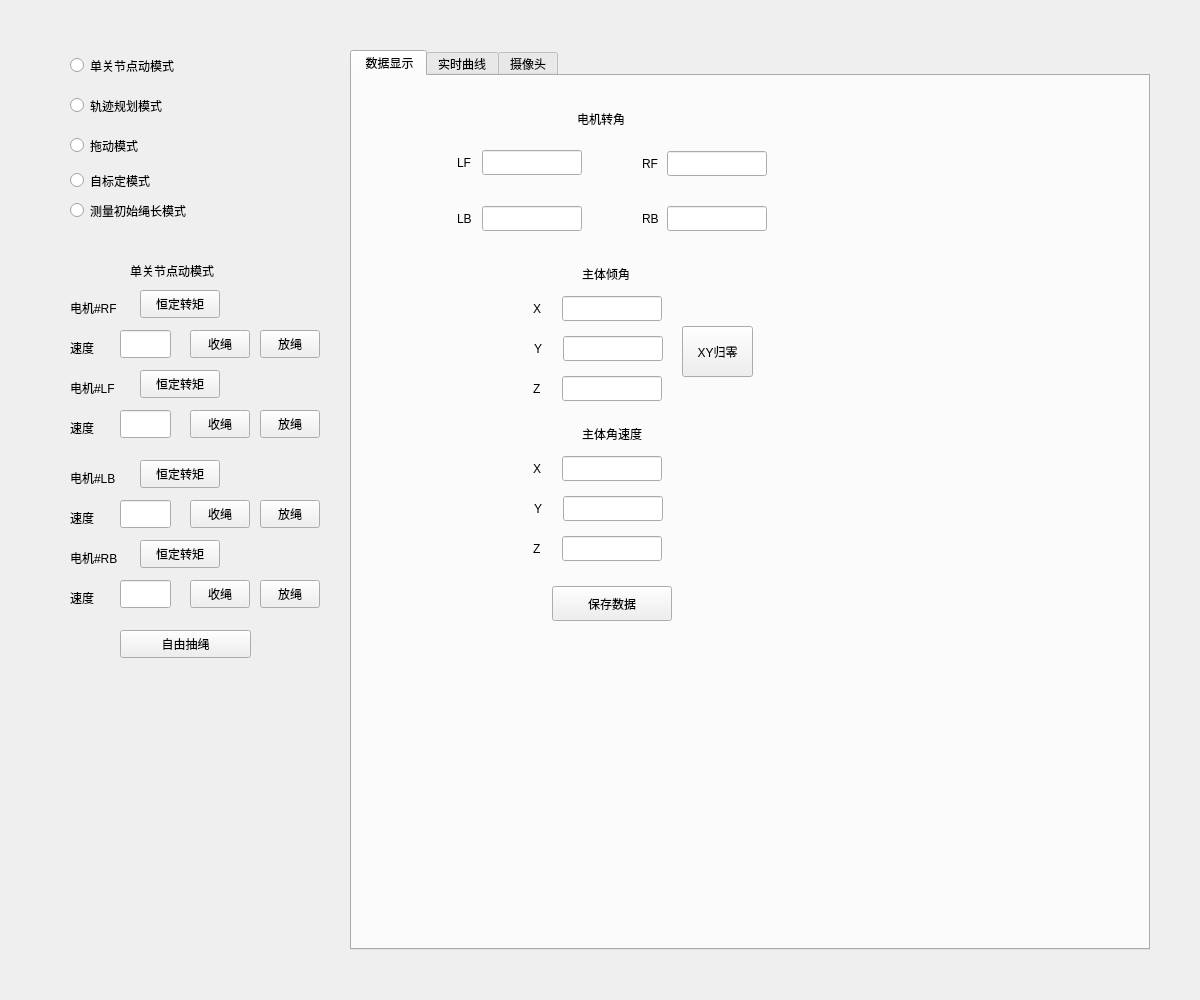
Old version of the form mainUI.ui in the repository WWuuGGi/cd1025.
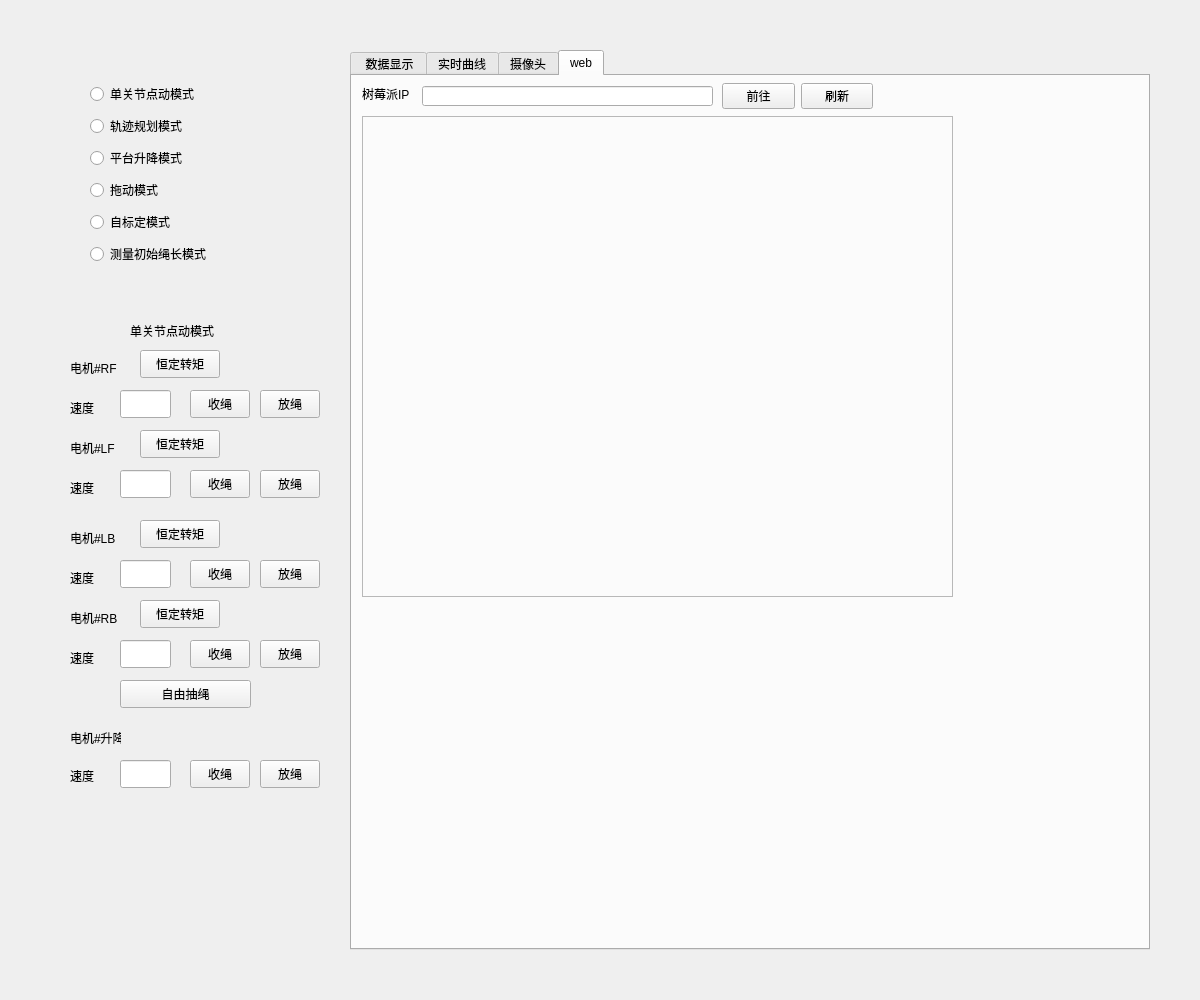
New version of the form. The open tabs and pages were chosen to show the change. Custom widgets are drawn as their Qt base class.

Diff of the .ui file:
```diff
--- a/mainUI.ui
+++ b/mainUI.ui
@@ -113,52 +113,13 @@
     </widget>
    </widget>
    <widget class="QWidget" name="mainPage">
-    <widget class="QRadioButton" name="SModeBtn">
-     <property name="geometry">
-      <rect>
-       <x>70</x>
-       <y>40</y>
-       <width>141</width>
-       <height>31</height>
-      </rect>
-     </property>
-     <property name="text">
-      <string>单关节点动模式</string>
-     </property>
-    </widget>
-    <widget class="QRadioButton" name="TModeBtn">
-     <property name="geometry">
-      <rect>
-       <x>70</x>
-       <y>80</y>
-       <width>141</width>
-       <height>31</height>
-      </rect>
-     </property>
-     <property name="text">
-      <string>轨迹规划模式</string>
-     </property>
-    </widget>
-    <widget class="QRadioButton" name="DragModeBtn">
-     <property name="geometry">
-      <rect>
-       <x>70</x>
-       <y>120</y>
-       <width>141</width>
-       <height>31</height>
-      </rect>
-     </property>
-     <property name="text">
-      <string>拖动模式</string>
-     </property>
-    </widget>
     <widget class="QStackedWidget" name="modeStackedWidget">
      <property name="geometry">
       <rect>
        <x>50</x>
-       <y>230</y>
+       <y>290</y>
        <width>291</width>
-       <height>461</height>
+       <height>561</height>
       </rect>
      </property>
      <property name="currentIndex">
@@ -783,7 +744,7 @@
        <property name="geometry">
         <rect>
          <x>70</x>
-         <y>390</y>
+         <y>380</y>
          <width>131</width>
          <height>28</height>
         </rect>
@@ -844,6 +805,68 @@
         <string>恒定转矩</string>
        </property>
       </widget>
+      <widget class="QLabel" name="label_30">
+       <property name="geometry">
+        <rect>
+         <x>20</x>
+         <y>430</y>
+         <width>51</width>
+         <height>16</height>
+        </rect>
+       </property>
+       <property name="text">
+        <string>电机#升降</string>
+       </property>
+      </widget>
+      <widget class="QLabel" name="label_31">
+       <property name="geometry">
+        <rect>
+         <x>20</x>
+         <y>470</y>
+         <width>40</width>
+         <height>12</height>
+        </rect>
+       </property>
+       <property name="text">
+        <string>速度</string>
+       </property>
+      </widget>
+      <widget class="QLineEdit" name="speedEdit_LIFT">
+       <property name="geometry">
+        <rect>
+         <x>70</x>
+         <y>460</y>
+         <width>51</width>
+         <height>28</height>
+        </rect>
+       </property>
+      </widget>
+      <widget class="QPushButton" name="tightRopeBtn_LIFT">
+       <property name="geometry">
+        <rect>
+         <x>140</x>
+         <y>460</y>
+         <width>60</width>
+         <height>28</height>
+        </rect>
+       </property>
+       <property name="text">
+        <string>收绳</string>
+       </property>
+      </widget>
+      <widget class="QPushButton" name="looseRopeBtn_LIFT">
+       <property name="geometry">
+        <rect>
+         <x>210</x>
+         <y>460</y>
+         <width>60</width>
+         <height>28</height>
+        </rect>
+       </property>
+       <property name="text">
+        <string>放绳</string>
+       </property>
+      </widget>
      </widget>
      <widget class="QWidget" name="TModePage">
       <widget class="QLabel" name="label_12">
@@ -1296,7 +1319,7 @@
       </rect>
      </property>
      <property name="currentIndex">
-      <number>0</number>
+      <number>3</number>
      </property>
      <widget class="QWidget" name="dataPage">
       <attribute name="title">
@@ -1306,7 +1329,7 @@
        <property name="geometry">
         <rect>
          <x>230</x>
-         <y>190</y>
+         <y>250</y>
          <width>72</width>
          <height>15</height>
         </rect>
@@ -1319,7 +1342,7 @@
        <property name="geometry">
         <rect>
          <x>211</x>
-         <y>420</y>
+         <y>480</y>
          <width>100</width>
          <height>25</height>
         </rect>
@@ -1329,7 +1352,7 @@
        <property name="geometry">
         <rect>
          <x>181</x>
-         <y>465</y>
+         <y>525</y>
          <width>21</width>
          <height>16</height>
         </rect>
@@ -1342,7 +1365,7 @@
        <property name="geometry">
         <rect>
          <x>210</x>
-         <y>300</y>
+         <y>360</y>
          <width>100</width>
          <height>25</height>
         </rect>
@@ -1372,7 +1395,7 @@
        <property name="geometry">
         <rect>
          <x>182</x>
-         <y>425</y>
+         <y>485</y>
          <width>21</width>
          <height>16</height>
         </rect>
@@ -1385,7 +1408,7 @@
        <property name="geometry">
         <rect>
          <x>181</x>
-         <y>385</y>
+         <y>445</y>
          <width>21</width>
          <height>16</height>
         </rect>
@@ -1411,7 +1434,7 @@
        <property name="geometry">
         <rect>
          <x>211</x>
-         <y>260</y>
+         <y>320</y>
          <width>100</width>
          <height>25</height>
         </rect>
@@ -1421,7 +1444,7 @@
        <property name="geometry">
         <rect>
          <x>210</x>
-         <y>460</y>
+         <y>520</y>
          <width>100</width>
          <height>25</height>
         </rect>
@@ -1431,7 +1454,7 @@
        <property name="geometry">
         <rect>
          <x>230</x>
-         <y>350</y>
+         <y>410</y>
          <width>72</width>
          <height>15</height>
         </rect>
@@ -1444,7 +1467,7 @@
        <property name="geometry">
         <rect>
          <x>210</x>
-         <y>220</y>
+         <y>280</y>
          <width>100</width>
          <height>25</height>
         </rect>
@@ -1503,7 +1526,7 @@
        <property name="geometry">
         <rect>
          <x>330</x>
-         <y>250</y>
+         <y>310</y>
          <width>71</width>
          <height>51</height>
         </rect>
@@ -1529,7 +1552,7 @@
        <property name="geometry">
         <rect>
          <x>182</x>
-         <y>265</y>
+         <y>325</y>
          <width>21</width>
          <height>16</height>
         </rect>
@@ -1542,7 +1565,7 @@
        <property name="geometry">
         <rect>
          <x>181</x>
-         <y>305</y>
+         <y>365</y>
          <width>21</width>
          <height>16</height>
         </rect>
@@ -1555,7 +1578,7 @@
        <property name="geometry">
         <rect>
          <x>200</x>
-         <y>510</y>
+         <y>570</y>
          <width>120</width>
          <height>35</height>
         </rect>
@@ -1568,7 +1591,7 @@
        <property name="geometry">
         <rect>
          <x>210</x>
-         <y>380</y>
+         <y>440</y>
          <width>100</width>
          <height>25</height>
         </rect>
@@ -1588,7 +1611,7 @@
        <property name="geometry">
         <rect>
          <x>181</x>
-         <y>225</y>
+         <y>285</y>
          <width>21</width>
          <height>16</height>
         </rect>
@@ -1703,32 +1726,130 @@
        </property>
       </widget>
      </widget>
+     <widget class="QWidget" name="webcamPage">
+      <attribute name="title">
+       <string>web</string>
+      </attribute>
+      <widget class="QLineEdit" name="addressEdit">
+       <property name="geometry">
+        <rect>
+         <x>70</x>
+         <y>10</y>
+         <width>291</width>
+         <height>20</height>
+        </rect>
+       </property>
+      </widget>
+      <widget class="QLabel" name="label_32">
+       <property name="geometry">
+        <rect>
+         <x>10</x>
+         <y>10</y>
+         <width>51</width>
+         <height>16</height>
+        </rect>
+       </property>
+       <property name="text">
+        <string>树莓派IP：</string>
+       </property>
+      </widget>
+      <widget class="QWidget" name="horizontalLayoutWidget">
+       <property name="geometry">
+        <rect>
+         <x>370</x>
+         <y>0</y>
+         <width>151</width>
+         <height>41</height>
+        </rect>
+       </property>
+       <layout class="QHBoxLayout" name="horizontalLayout">
+        <item>
+         <widget class="QPushButton" name="iploadBtn">
+          <property name="text">
+           <string>前往</string>
+          </property>
+         </widget>
+        </item>
+        <item>
+         <widget class="QPushButton" name="ipreloadBtn">
+          <property name="text">
+           <string>刷新</string>
+          </property>
+         </widget>
+        </item>
+       </layout>
+      </widget>
+      <widget class="QFrame" name="webcamFrame">
+       <property name="geometry">
+        <rect>
+         <x>10</x>
+         <y>40</y>
+         <width>591</width>
+         <height>481</height>
+        </rect>
+       </property>
+       <property name="frameShape">
+        <enum>QFrame::StyledPanel</enum>
+       </property>
+       <property name="frameShadow">
+        <enum>QFrame::Raised</enum>
+       </property>
+      </widget>
+     </widget>
     </widget>
-    <widget class="QRadioButton" name="SCModeBtn">
+    <widget class="QWidget" name="verticalLayoutWidget_2">
      <property name="geometry">
       <rect>
-       <x>70</x>
-       <y>160</y>
+       <x>90</x>
+       <y>70</y>
        <width>161</width>
-       <height>21</height>
+       <height>191</height>
       </rect>
      </property>
-     <property name="text">
-      <string>自标定模式</string>
-     </property>
-    </widget>
-    <widget class="QRadioButton" name="MeasureRopeModeBtn">
-     <property name="geometry">
-      <rect>
-       <x>70</x>
-       <y>190</y>
-       <width>161</width>
-       <height>21</height>
-      </rect>
-     </property>
-     <property name="text">
-      <string>测量初始绳长模式</string>
-     </property>
+     <layout class="QVBoxLayout" name="verticalLayout_2">
+      <item>
+       <widget class="QRadioButton" name="SModeBtn">
+        <property name="text">
+         <string>单关节点动模式</string>
+        </property>
+       </widget>
+      </item>
+      <item>
+       <widget class="QRadioButton" name="TModeBtn">
+        <property name="text">
+         <string>轨迹规划模式</string>
+        </property>
+       </widget>
+      </item>
+      <item>
+       <widget class="QRadioButton" name="LiftModeBtn">
+        <property name="text">
+         <string>平台升降模式</string>
+        </property>
+       </widget>
+      </item>
+      <item>
+       <widget class="QRadioButton" name="DragModeBtn">
+        <property name="text">
+         <string>拖动模式</string>
+        </property>
+       </widget>
+      </item>
+      <item>
+       <widget class="QRadioButton" name="SCModeBtn">
+        <property name="text">
+         <string>自标定模式</string>
+        </property>
+       </widget>
+      </item>
+      <item>
+       <widget class="QRadioButton" name="MeasureRopeModeBtn">
+        <property name="text">
+         <string>测量初始绳长模式</string>
+        </property>
+       </widget>
+      </item>
+     </layout>
     </widget>
     <zorder>tabWidget</zorder>
     <zorder>MeasureRopeModeBtn</zorder>
```
Left out of the diff: 66 changed lines with no effect on the pictures.
